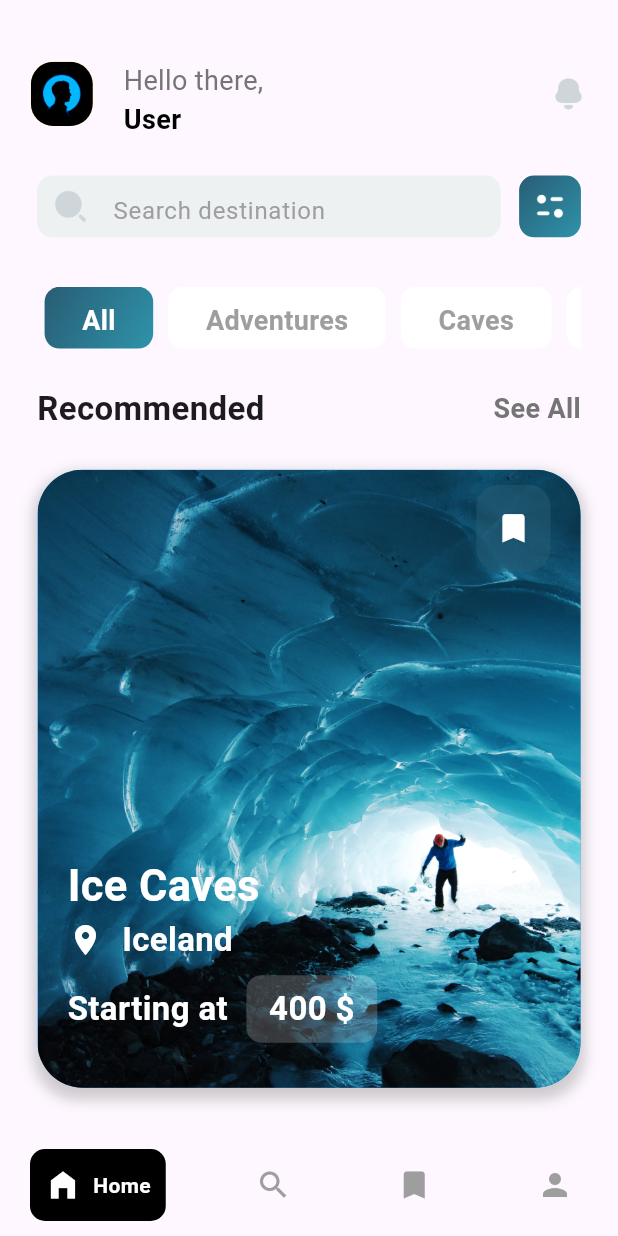
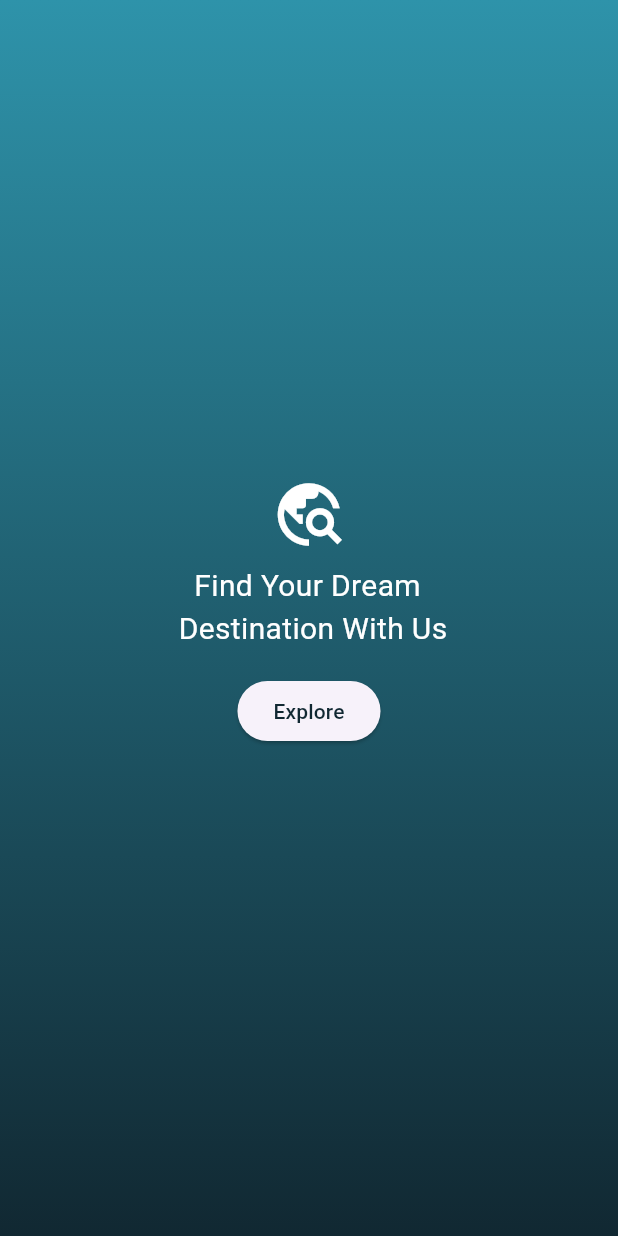
Before and after one commit to vasov97/TravelUI, a Flutter app: the screen it shows after launch, on a phone screen of 412 x 824 dp. Run offline on Flutter 3.47's test engine with Material 3 defaults, Android fonts, the phone set to English and light mode, and no system bars; drawn by our look-alikes of google_nav_bar.

Commit message:
Splash page added

```diff
--- a/lib/main.dart
+++ b/lib/main.dart
@@ -1,5 +1,6 @@
 import 'package:flutter/material.dart';
 import 'package:travel_ui/pages/home_page.dart';
+import 'package:travel_ui/pages/splash_page.dart';
 import 'package:travel_ui/widgets/nav_bar.dart';
 
 void main() {
@@ -15,7 +16,7 @@ class MyApp extends StatelessWidget {
     return const MaterialApp(
       title: 'Travel Concept',
       debugShowCheckedModeBanner: false,
-      home: NavBar(),
+      home: SplashPage(),
     );
   }
 }
--- a/lib/model/place_model.dart
+++ b/lib/model/place_model.dart
@@ -14,13 +14,34 @@ class PlaceModel {
   int? price;
   String? about;
   int? length;
+}
 
-  factory PlaceModel.fromJson(Map<String, dynamic> json) => PlaceModel(
-        name: json["name"],
-        location: json["location"],
-        image: json["image"],
-        price: json["price"],
-        about: json["about"],
-        length: json["length"],
-      );
-}
+final models = [
+  PlaceModel(
+    name: 'Ice Caves',
+    location: 'Iceland',
+    image: 'assets/profile/12.jpg',
+    price: 400,
+    length: 14,
+    about:
+        'Start an advanture with a 14-day jaurney in iceland and explore the caves',
+  ),
+  PlaceModel(
+    name: 'Blue Ocean',
+    price: 500,
+    location: 'North Sea',
+    image: 'assets/profile/13.jpg',
+    length: 35,
+    about:
+        'Embark on an adventure and explore the dark depths on a 35-day voyage across the North Sea.',
+  ),
+  PlaceModel(
+    name: 'Green Forest',
+    location: 'Austria',
+    image: 'assets/profile/14.jpg',
+    length: 5,
+    price: 200,
+    about:
+        'Start your adventure with a 5-day trip in beautiful forests and enjoy nature',
+  ),
+];
--- a/lib/pages/home_page.dart
+++ b/lib/pages/home_page.dart
@@ -17,24 +17,21 @@ class _HomePageState extends State<HomePage> {
   int clicked = 0;
   List myData = [];
 
-  List<PlaceModel> placeList = [];
+  // List<PlaceModel> placeList = [];
   @override
   void initState() {
-    WidgetsBinding.instance.addPostFrameCallback((timeStamp) async {
-      await loadJson();
-    });
     super.initState();
   }
 
-  loadJson() async {
-    String data = await rootBundle.loadString('assets/json/data.json');
+  // loadJson() async {
+  //   String data = await rootBundle.loadString('assets/json/data.json');
 
-    setState(() {
-      myData = json.decode(data);
-      placeList = myData.map((e) => PlaceModel.fromJson(e)).toList();
-      placeList = placeList;
-    });
-  }
+  //   setState(() {
+  //     myData = json.decode(data);
+  //     placeList = myData.map((e) => PlaceModel.fromJson(e)).toList();
+  //     placeList = placeList;
+  //   });
+  // }
 
   Widget categoryWidget(int index) {
     return Padding(
@@ -85,7 +82,7 @@ class _HomePageState extends State<HomePage> {
           child: Column(
             children: [
               SizedBox(
-                height: myHeight * 0.102,
+                height: myHeight * 0.15,
                 child: Padding(
                   padding: EdgeInsets.only(
                     top: myHeight * 0.05,
@@ -156,20 +153,25 @@ class _HomePageState extends State<HomePage> {
                       Container(
                         height: myHeight * 0.05,
                         width: myWidth * 0.75,
-                        padding: const EdgeInsets.symmetric(horizontal: 10),
+                        padding:
+                            const EdgeInsets.only(top: 0, left: 10, right: 10),
                         decoration: BoxDecoration(
                           color: const Color(0xffEDF1F2),
-                            borderRadius: BorderRadius.circular(10)),
+                          borderRadius: BorderRadius.circular(10),
+                        ),
                         child: TextFormField(
                           decoration: InputDecoration(
                             border: InputBorder.none,
-                                hintText: 'Search destination',
-                                hintStyle: const TextStyle(color: Colors.grey),
+                            hintStyle: const TextStyle(
+                              color: Colors.grey,
+                            ),
                             icon: Image.asset(
                               'assets/icons/5.png',
                               height: myHeight * 0.03,
                               color: const Color(0xffCED6D9),
-                                ))),
+                            ),
+                          ),
+                        ),
                       ),
                       Container(
                         height: myHeight * 0.05,
@@ -202,7 +204,7 @@ class _HomePageState extends State<HomePage> {
                   right: myWidth * 0.06,
                 ),
                 child: SizedBox(
-                  height: myHeight * 0.05,
+                  height: myHeight * 0.06,
                   width: myWidth,
                   child: ListView.builder(
                     itemCount: category.length,
@@ -239,11 +241,11 @@ class _HomePageState extends State<HomePage> {
               ),
               Expanded(
                   child: ListView.builder(
-                itemCount: placeList.length,
+                itemCount: models.length,
                 itemBuilder: (context, index) {
                   return TravelItem(
                     index: index,
-                    item: placeList,
+                    item: models,
                   );
                 },
               ))
--- /dev/null
+++ b/lib/pages/splash_page.dart
@@ -0,0 +1,64 @@
+import 'package:flutter/material.dart';
+import 'package:travel_ui/widgets/nav_bar.dart';
+
+class SplashPage extends StatelessWidget {
+  const SplashPage({super.key});
+
+  @override
+  Widget build(BuildContext context) {
+    return Scaffold(
+      body: Container(
+          width: double.infinity,
+          height: double.infinity,
+          decoration: const BoxDecoration(
+            gradient: LinearGradient(
+              begin: Alignment.topCenter,
+              end: Alignment.bottomCenter,
+              colors: [
+                Color(0xff2E93AA),
+                Color.fromARGB(255, 17, 40, 50),
+              ], // Define your colors here
+            ),
+          ),
+          child: Column(
+            mainAxisAlignment: MainAxisAlignment.center,
+            children: [
+              const Icon(
+                Icons.travel_explore,
+                color: Colors.white,
+                size: 50,
+              ),
+              const Padding(
+                padding: EdgeInsets.all(8.0),
+                child: Text(
+                  '   Find Your Dream\n Destination With Us',
+                  style: TextStyle(
+                    color: Colors.white,
+                    fontSize: 20,
+                  ),
+                ),
+              ),
+              Padding(
+                padding: const EdgeInsets.all(8.0),
+                child: ElevatedButton(
+                  child: const Text(
+                    'Explore',
+                    style: TextStyle(
+                      color: Color.fromARGB(255, 17, 40, 50),
+                    ),
+                  ),
+                  onPressed: () {
+                    Navigator.push(
+                      context,
+                      MaterialPageRoute(
+                        builder: (context) => const NavBar(),
+                      ),
+                    );
+                  },
+                ),
+              ),
+            ],
+          )),
+    );
+  }
+}
--- a/lib/widgets/nav_bar.dart
+++ b/lib/widgets/nav_bar.dart
@@ -34,7 +34,7 @@ class _NavBarState extends State<NavBar> {
             });
           },
           tabBorderRadius: 10,
-          gap: 8,
+          gap: 3,
           color: Colors.grey,
           activeColor: Colors.white,
           iconSize: 24,
```
Also changed, not shown: assets/json/data.json (deleted, +0 -29 lines), lib/pages/selected_page.dart (+25 -16 lines), pubspec.yaml (+2 -5 lines), pubspec.lock. Lines whose indentation alone changed are shown as unchanged.
